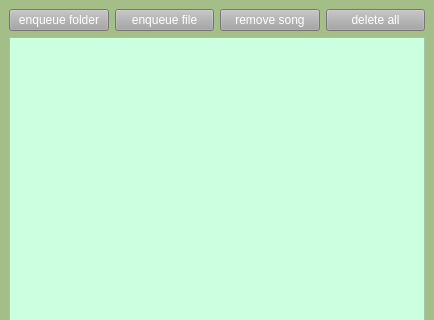
Old version of the form lib/gui/listwindow.ui in the repository bitterfly/MehPlayer; both pictures show x 0 to 434 and y 0 to 320 of the 434 by 521 pixel window.
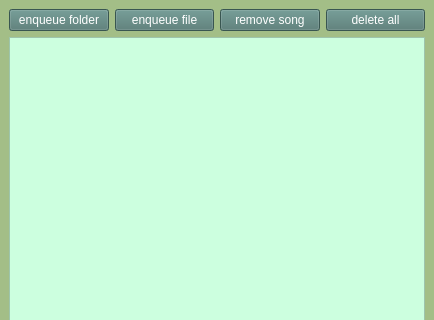
New version of the form.

Commit message: Change in the playlist window buttons

```diff
--- a/lib/gui/listwindow.ui
+++ b/lib/gui/listwindow.ui
@@ -29,9 +29,9 @@
       <item>
        <widget class="QPushButton" name="enqueue_folder">
         <property name="styleSheet">
-         <string notr="true">font: 9pt &quot;NanumMyeongjo&quot;;
+         <string notr="true">font: 75 9pt &quot;NanumGothic&quot;;
 color: rgb(255,255,255);
-background: rgb(165, 165, 167)</string>
+background:rgb(80, 120, 114)</string>
         </property>
         <property name="text">
          <string>enqueue folder</string>
@@ -41,9 +41,9 @@
       <item>
        <widget class="QPushButton" name="enqueue_file">
         <property name="styleSheet">
-         <string notr="true">font: 9pt &quot;NanumMyeongjo&quot;;
+         <string notr="true">font: 75 9pt &quot;NanumGothic&quot;;
 color: rgb(255,255,255);
-background: rgb(165, 165, 167)</string>
+background:rgb(80, 120, 114)</string>
         </property>
         <property name="text">
          <string>enqueue file</string>
@@ -53,9 +53,9 @@
       <item>
        <widget class="QPushButton" name="remove">
         <property name="styleSheet">
-         <string notr="true">font: 9pt &quot;NanumMyeongjo&quot;;
+         <string notr="true">font: 75 9pt &quot;NanumGothic&quot;;
 color: rgb(255,255,255);
-background: rgb(165, 165, 167)</string>
+background:rgb(80, 120, 114)</string>
         </property>
         <property name="text">
          <string>remove song</string>
@@ -65,9 +65,9 @@
       <item>
        <widget class="QPushButton" name="delete_all">
         <property name="styleSheet">
-         <string notr="true">font: 9pt &quot;NanumMyeongjo&quot;;
+         <string notr="true">font: 75 9pt &quot;NanumGothic&quot;;
 color: rgb(255,255,255);
-background: rgb(165, 165, 167)</string>
+background:rgb(80, 120, 114)</string>
         </property>
         <property name="text">
          <string>delete all</string>
```
The commit also changes 1 other file.
